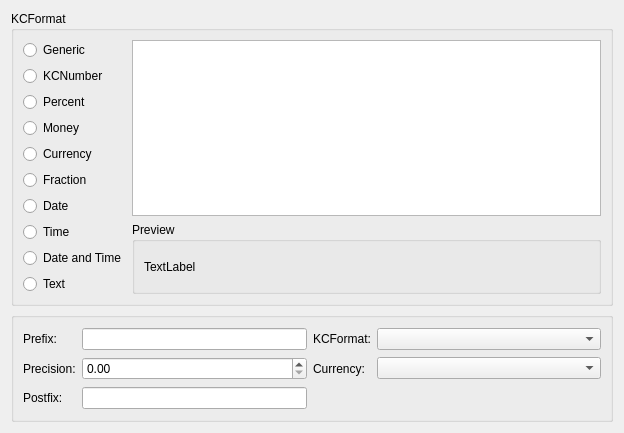
First picture: the form in kspread/dialogs/DataFormatWidget.ui, repository KDE/koffice, before the edit.
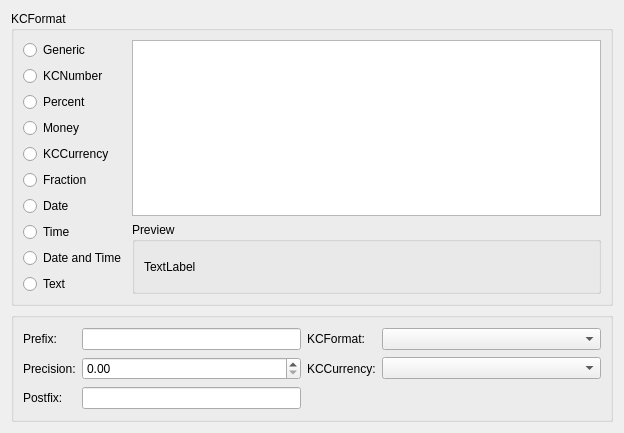
Second picture: the form after the edit. Custom widgets are drawn as their Qt base class.

Commit message: Rename Currency to KCCurrency

Diff of the .ui file:
```diff
--- a/kspread/dialogs/DataFormatWidget.ui
+++ b/kspread/dialogs/DataFormatWidget.ui
@@ -85,7 +85,7 @@
       <item row="4" column="0">
        <widget class="QRadioButton" name="radioButton_5">
         <property name="text">
-         <string>Currency</string>
+         <string>KCCurrency</string>
         </property>
        </widget>
       </item>
@@ -156,7 +156,7 @@
       <item row="1" column="2">
        <widget class="QLabel" name="label_6">
         <property name="text">
-         <string>Currency:</string>
+         <string>KCCurrency:</string>
         </property>
        </widget>
       </item>
```
The commit also changes 20 other files.
